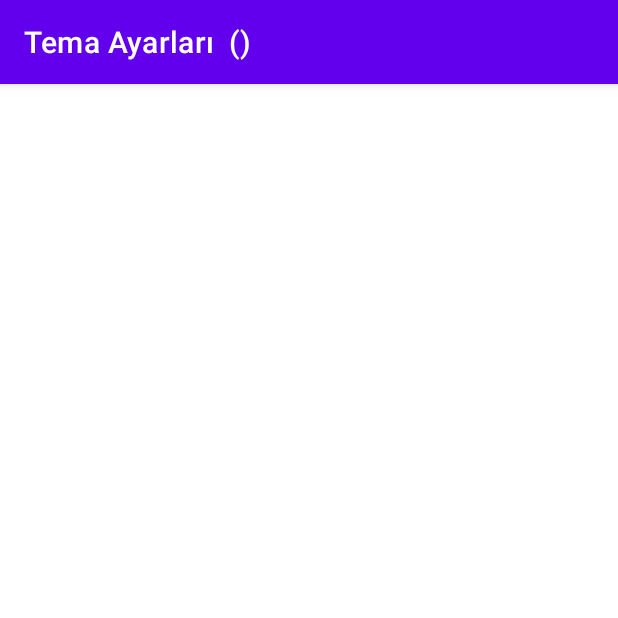
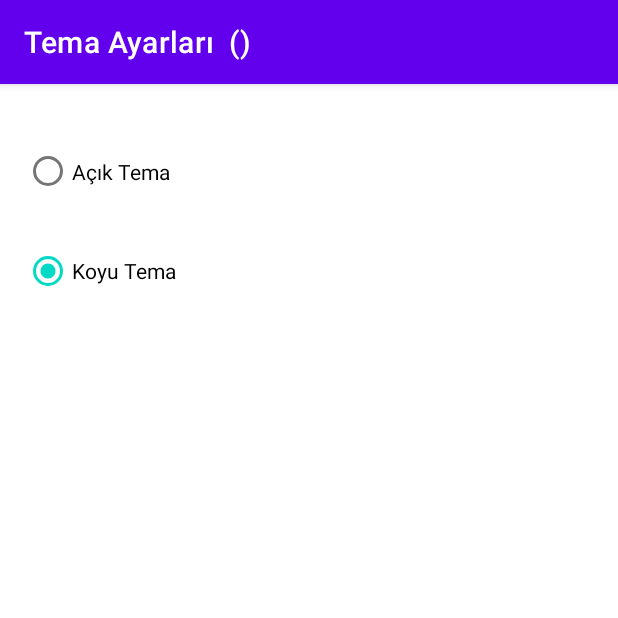
Before and after one commit to Fikret-Arda-Bulut/MobilOrnekler, an Android app: the Uyg2 screen opened directly, with no data from a screen before it, on a phone screen of 412 x 824 dp, the top half of it. Run offline under Robolectric (Android 15) with nearby library versions, the phone set to English and light mode, and no system bars.

Commit message:
no message

```diff
--- a/app/src/main/java/com/example/mobiluygulama/MainActivity.java
+++ b/app/src/main/java/com/example/mobiluygulama/MainActivity.java
@@ -1,8 +1,11 @@
 package com.example.mobiluygulama;
 
 import androidx.appcompat.app.AppCompatActivity;
+import androidx.appcompat.app.AppCompatDelegate;
 
+import android.content.Context;
 import android.content.Intent;
+import android.content.SharedPreferences;
 import android.os.Bundle;
 import android.view.View;
 
--- a/app/src/main/java/com/example/mobiluygulama/unite7/uyg2/Uyg2.java
+++ b/app/src/main/java/com/example/mobiluygulama/unite7/uyg2/Uyg2.java
@@ -1,13 +1,70 @@
 package com.example.mobiluygulama.unite7.uyg2;
 
+import android.content.Context;
+import android.content.SharedPreferences;
 import android.os.Bundle;
+import android.view.View;
+import android.widget.EditText;
+import android.widget.RadioButton;
 
 import androidx.annotation.Nullable;
 import androidx.appcompat.app.AppCompatActivity;
+import androidx.appcompat.app.AppCompatDelegate;
+
+import com.example.mobiluygulama.R;
 
 public class Uyg2 extends AppCompatActivity {
+    SharedPreferences sharedPreferences;
+    SharedPreferences.Editor editor;
+    int veri;
+    RadioButton radioAcik;
+    RadioButton radioKaranlik;
     @Override
-    protected void onCreate(@Nullable Bundle savedInstanceState) {
+    protected void onCreate (Bundle savedInstanceState){
         super.onCreate(savedInstanceState);
+        setContentView(R.layout.u7_uyg2);
+
+        radioAcik = findViewById(R.id.radioAcik);
+        radioKaranlik = findViewById(R.id.radioKaranlik);
+
+        sharedPreferences = this.getPreferences(Context.MODE_PRIVATE);
+        editor = sharedPreferences.edit();
+
+        if (veri == AppCompatDelegate.MODE_NIGHT_NO) {
+            radioAcik.setChecked(true);
+            radioKaranlik.setChecked(false);
+
+        }
+        else {
+            radioAcik.setChecked(false);
+            radioKaranlik.setChecked(true);
+        }
+
     }
+    public void onRadioClicked(View view){
+        boolean checked=((RadioButton)view).isChecked();
+        switch (view.getId()){
+            case R.id.radioAcik:
+                if(checked){
+                    AppCompatDelegate.setDefaultNightMode(AppCompatDelegate.MODE_NIGHT_NO);
+                    editor.putInt("tema", AppCompatDelegate.MODE_NIGHT_NO);
+                    editor.apply();
+                }
+                break;
+            case R.id.radioKaranlik:
+                if(checked){
+                    AppCompatDelegate.setDefaultNightMode(AppCompatDelegate.MODE_NIGHT_YES);
+                    editor.putInt("tema",AppCompatDelegate.MODE_NIGHT_YES);
+                    editor.apply();
+                }
+                break;
+        }
+
+    }
+    protected void onDestroy() {
+        sharedPreferences=null;
+        super.onDestroy();
+    }
+
+
 }
--- a/app/src/main/res/drawable/btnref.xml
+++ /dev/null
@@ -1,5 +0,0 @@
-<?xml version="1.0" encoding="utf-8"?>
-<selector xmlns:android="http://schemas.android.com/apk/res/android">
-
-
-</selector>
--- a/app/src/main/res/layout/u7_uyg2.xml
+++ b/app/src/main/res/layout/u7_uyg2.xml
@@ -1,22 +1,31 @@
 <?xml version="1.0" encoding="utf-8"?>
 <androidx.constraintlayout.widget.ConstraintLayout xmlns:android="http://schemas.android.com/apk/res/android"
+    xmlns:app="http://schemas.android.com/apk/res-auto"
     xmlns:tools="http://schemas.android.com/tools"
     android:layout_width="match_parent"
     android:layout_height="match_parent">
 
     <RadioButton
         android:id="@+id/radioAcik"
-        android:layout_width="wrap_content"
-        android:layout_height="wrap_content"
+        android:layout_width="0dp"
+        android:layout_height="0dp"
+        android:layout_marginTop="16dp"
+        android:onClick="onRadioClicked"
         android:text="Açık Tema"
-        tools:layout_editor_absoluteX="20dp"
-        tools:layout_editor_absoluteY="17dp" />
+        app:layout_constraintBottom_toTopOf="@+id/radioKaranlik"
+        app:layout_constraintEnd_toEndOf="@+id/radioKaranlik"
+        app:layout_constraintStart_toStartOf="@+id/radioKaranlik"
+        app:layout_constraintTop_toTopOf="parent" />
 
     <RadioButton
         android:id="@+id/radioKaranlik"
         android:layout_width="wrap_content"
         android:layout_height="wrap_content"
+        android:layout_marginStart="16dp"
+        android:layout_marginBottom="619dp"
+        android:onClick="onRadioClicked"
         android:text="Koyu Tema"
-        tools:layout_editor_absoluteX="20dp"
-        tools:layout_editor_absoluteY="65dp" />
+        app:layout_constraintBottom_toBottomOf="parent"
+        app:layout_constraintStart_toStartOf="parent"
+        app:layout_constraintTop_toBottomOf="@+id/radioAcik" />
 </androidx.constraintlayout.widget.ConstraintLayout>
```
